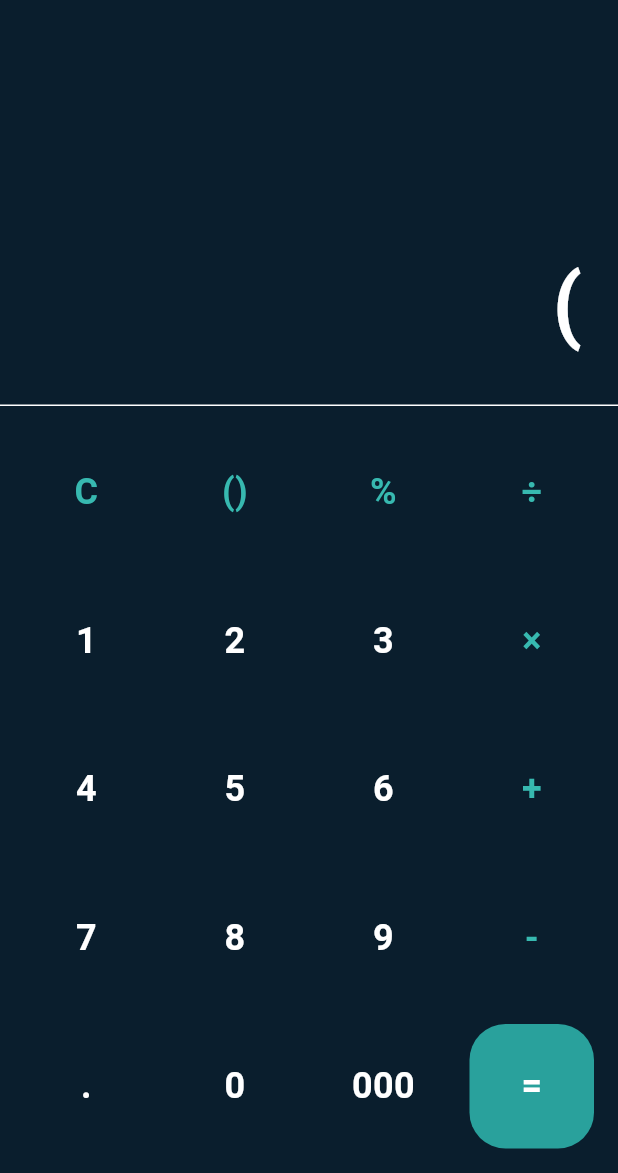
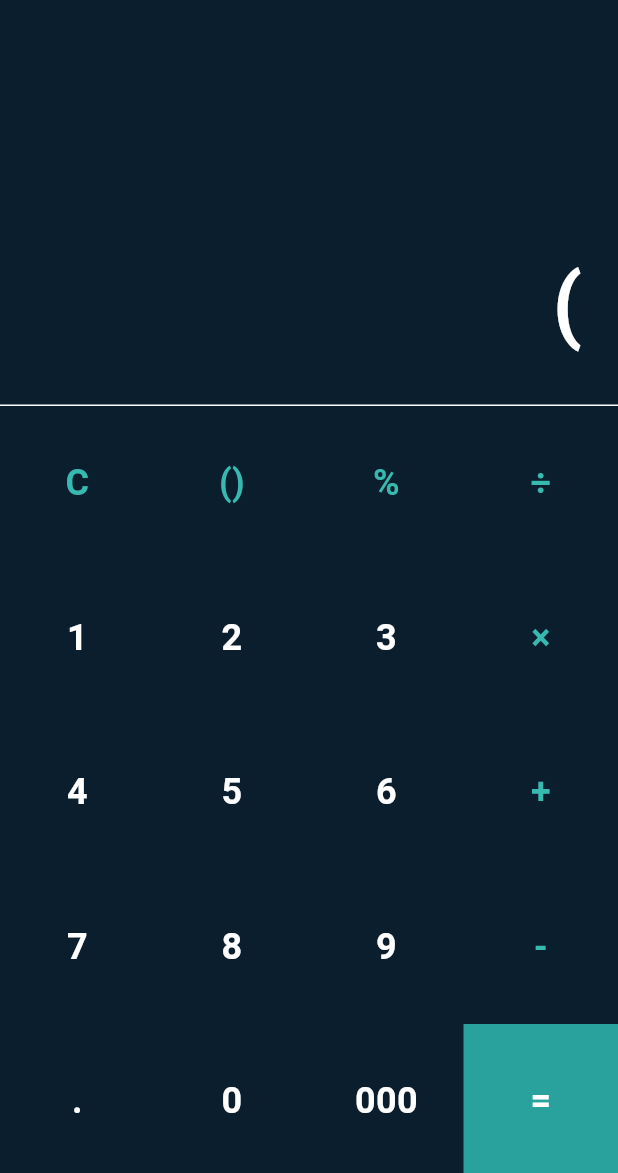
Before and after one commit to SwithinHalee/calculator, a Flutter app: the screen it shows after launch, after a tap on "()", on a phone screen of 412 x 824 dp, the part 63-1236 px from its top. Run offline on Flutter 3.47's test engine with Material 3 defaults, Android fonts, the phone set to English and light mode, and no system bars; our stand-ins replace math_expressions, sqflite; accounts and stored records are empty.

Commit message:
UI adjustments  & Input fix

```diff
--- a/lib/view/calculator_view.dart
+++ b/lib/view/calculator_view.dart
@@ -1,3 +1,4 @@
+// lib/view/calculator_view.dart
 import 'package:flutter/material.dart';
 import 'package:provider/provider.dart';
 import 'package:calculator/viewmodel/calculator_viewmodel.dart';
@@ -116,7 +117,9 @@ class CalculatorView extends StatelessWidget {
         ),
       ),
 
-      body: Column(
+      body: SafeArea(
+        bottom: false, // Ini adalah baris kuncinya
+        child: Column(
           children: const [
             Expanded(
               flex: 2,
@@ -129,6 +132,7 @@ class CalculatorView extends StatelessWidget {
             ),
           ],
         ),
+      ),
     );
   }
 }
--- a/lib/view/widgets/calculator_button.dart
+++ b/lib/view/widgets/calculator_button.dart
@@ -1,3 +1,4 @@
+// view/widgets/calculator_button.dart
 import 'package:flutter/material.dart';
 
 class CalculatorButton extends StatelessWidget {
@@ -42,12 +43,13 @@ class CalculatorButton extends StatelessWidget {
 
     return Material(
       color: buttonColor,
-      borderRadius: BorderRadius.circular(24),
-      elevation: theme.brightness == Brightness.light ? 4 : 0,
-      shadowColor: Colors.grey.withOpacity(0.2),
+      // borderRadius: BorderRadius.circular(24), // HAPUS BARIS INI
+      elevation: 0,
+      shadowColor: Colors.transparent,
+
       child: InkWell(
         onTap: onPressed,
-        borderRadius: BorderRadius.circular(24),
+        // borderRadius: BorderRadius.circular(24), // HAPUS BARIS INI
         child: Center(
           child: Text(
             text,
--- a/lib/view/widgets/calculator_keypad.dart
+++ b/lib/view/widgets/calculator_keypad.dart
@@ -1,3 +1,4 @@
+// view/widgets/calculator_keypad.dart
 import 'package:flutter/material.dart';
 import 'package:provider/provider.dart';
 import 'package:calculator/viewmodel/calculator_viewmodel.dart';
@@ -20,7 +21,7 @@ class CalculatorKeypad extends StatelessWidget {
     final viewModel = Provider.of<CalculatorViewModel>(context, listen: false);
 
     return Container(
-      padding: const EdgeInsets.all(16),
+      // padding: const EdgeInsets.all(16), // HAPUS BARIS INI
       color: Theme.of(context).brightness == Brightness.light
             ? AppColors.lightDisplayBg
             : null,
@@ -28,8 +29,8 @@ class CalculatorKeypad extends StatelessWidget {
         physics: const NeverScrollableScrollPhysics(),
         gridDelegate: const SliverGridDelegateWithFixedCrossAxisCount(
           crossAxisCount: 4,
-          crossAxisSpacing: 16,
-          mainAxisSpacing: 16,
+          crossAxisSpacing: 0,
+          mainAxisSpacing: 0,
         ),
         itemCount: buttons.length,
         itemBuilder: (context, index) {
--- a/lib/viewmodel/calculator_viewmodel.dart
+++ b/lib/viewmodel/calculator_viewmodel.dart
@@ -12,6 +12,8 @@ class CalculatorViewModel extends ChangeNotifier {
 
   List<CalculationHistory> _historyList = [];
 
+  bool _justCalculated = false;
+
   String get display => _display;
   String get expression => _expression;
   bool get isDarkMode => _isDarkMode;
@@ -19,24 +21,29 @@ class CalculatorViewModel extends ChangeNotifier {
 
   Future<void> loadHistory() async {
     _historyList = await DatabaseHelper.instance.getAllHistory();
-    notifyListeners();
+    // Hapus notifyListeners() dari sini untuk menghindari panggilan ganda
   }
 
   Future<void> clearHistory() async {
     await DatabaseHelper.instance.clearHistory();
-
     await loadHistory();
+    notifyListeners(); // Panggil notifikasi setelah selesai
   }
 
   CalculatorViewModel() {
-    loadHistory();
+    // Muat riwayat saat aplikasi pertama kali dimulai
+    loadHistory().then((_) {
+      notifyListeners();
+    });
   }
 
-  void onButtonPressed(String text) {
+  // 1. Ubah fungsi ini menjadi ASYNC
+  void onButtonPressed(String text) async {
     if (text == 'C') {
       _clear();
     } else if (text == '=') {
-      _calculate();
+      // 2. TUNGGU (await) kalkulasi selesai
+      await _calculate();
     } else if (text == '()') {
       _handleBrackets();
     } else if (text == '÷' || text == '×' || text == '-' || text == '+') {
@@ -50,6 +57,7 @@ class CalculatorViewModel extends ChangeNotifier {
       _handleNumber(text);
     }
 
+    // 3. Panggil notifyListeners() SATU KALI di akhir
     notifyListeners();
   }
 
@@ -60,36 +68,46 @@ class CalculatorViewModel extends ChangeNotifier {
 
   void useHistoryValue(CalculationHistory historyEntry) {
     final result = historyEntry.result;
+    _justCalculated = false; // Reset flag saat pakai riwayat
 
     if (_display == '0' || _display == 'Error') {
       _display = result;
     } else {
       _display += result;
     }
-    notifyListeners();
+    // notifyListeners() akan dipanggil oleh onButtonPressed
   }
 
   void _clear() {
     _display = '0';
     _expression = '';
     _openBrackets = 0;
+    _justCalculated = false; // Reset flag
   }
 
   void _handleNumber(String number) {
-    if (_display == '0') {
+    // Logika yang sudah benar: jika baru saja menghitung, ganti display
+    if (_display == '0' || _justCalculated) {
       _display = number;
+      _justCalculated = false; // Langsung reset flag
     } else {
       _display += number;
     }
   }
 
   void _handleDecimal() {
-    if (!_display.contains('.')) {
+    // Jika baru saja menghitung, mulai dengan "0."
+    if (_justCalculated) {
+      _display = '0.';
+      _justCalculated = false;
+    } else if (!_display.contains('.')) {
       _display += '.';
     }
   }
 
   void _handleOperator(String op) {
+    _justCalculated = false; // Reset flag jika menekan operator
+
     if (_display == '0' && op != '-') {
       return;
     }
@@ -102,6 +120,8 @@ class CalculatorViewModel extends ChangeNotifier {
   }
 
   void _handleBrackets() {
+    _justCalculated = false; // Reset flag jika menekan kurung
+
     String lastChar = _display.substring(_display.length - 1);
     if (_display == '0') {
       _display = '(';
@@ -155,11 +175,15 @@ class CalculatorViewModel extends ChangeNotifier {
       );
       await DatabaseHelper.instance.insert(newHistory);
 
-      await loadHistory();
+      await loadHistory(); // Muat ulang riwayat (tanpa notify)
 
     } catch (e) {
       _expression = _display;
       _display = 'Error';
     }
+
+    // 4. TAMBAHKAN BARIS YANG HILANG INI
+    // Set flag bahwa perhitungan baru saja selesai
+    _justCalculated = true;
   }
 }
```
Also changed, not shown: 1 other file. Lines whose indentation alone changed are shown as unchanged.
